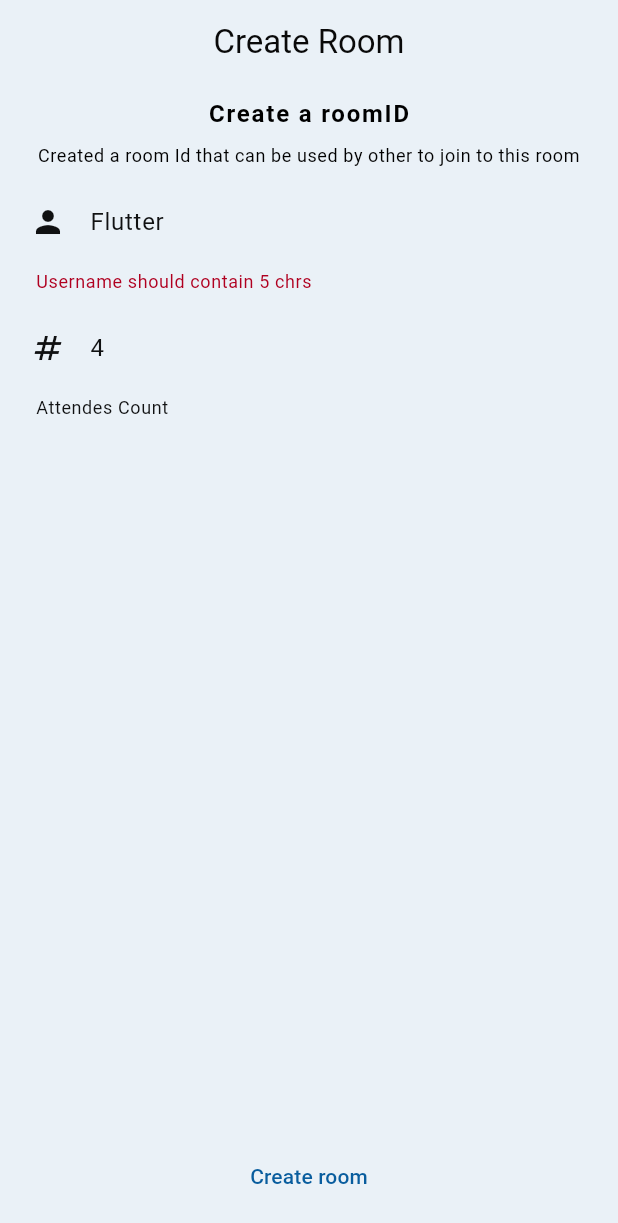
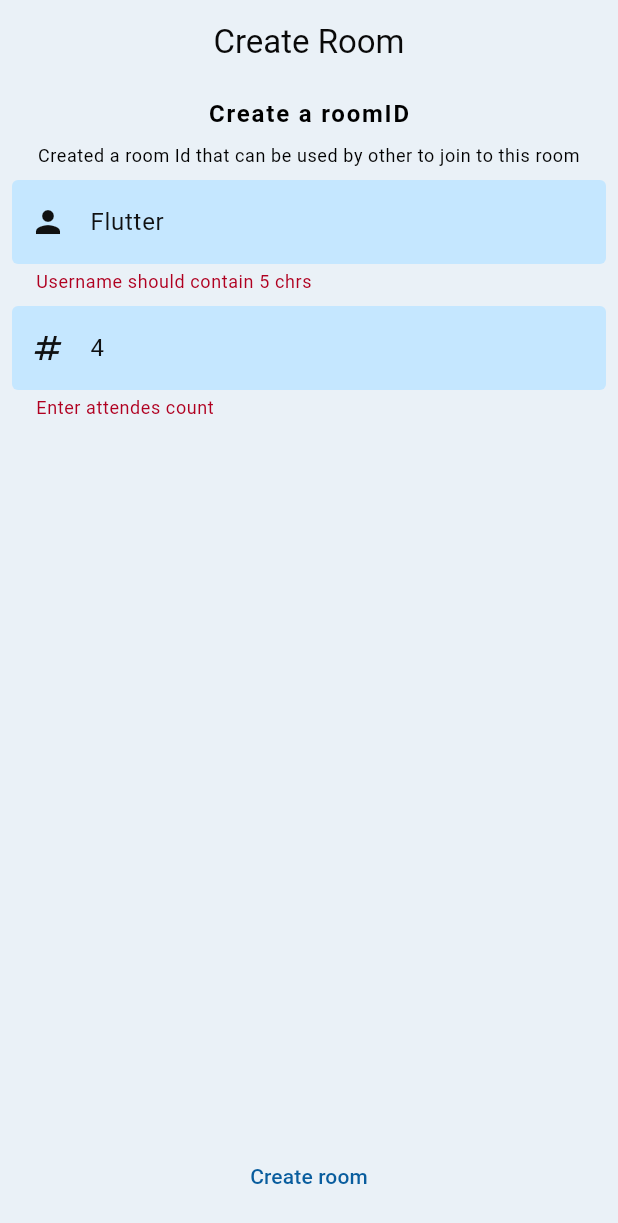
Before and after one commit to tuuhin/realtime-chat-dart, a Flutter app: the CreateRoomRoute screen opened by its route, after a tap on "Create room", on a phone screen of 412 x 824 dp. Shown: the top 1223 px of the screen. Run offline on Flutter 3.47's test engine with Material 2 defaults, Android fonts, the phone set to English and light mode, and no system bars; drawn by our look-alikes of dynamic_color; our stand-ins replace dio, flutter_dotenv, flutter_riverpod, freezed_annotation, go_router, shared_preferences and 1 more; missing offline and left inert: mongo_dart; accounts and stored records are empty; generated files the repository leaves out were written again.

Commit message:
Feature room UI and bug fixes type-o correction The setusername button and dialog helps to set the username Taking this in a widget helps in simple impl and non repetaive code Nothing new in the ui just some fixes here and there Removed unwanted dependencies for statenotifiers Made the notifiers a more readable

```diff
--- /dev/null
+++ b/lib/core/ui/ui.dart
@@ -0,0 +1,2 @@
+export './set_username_button.dart';
+export './set_username_dialog.dart';
--- /dev/null
+++ b/lib/feature_room/context/context.dart
@@ -0,0 +1,4 @@
+export './check_room_state_provider.dart';
+export './create_room_state_provider.dart';
+export './room_context.dart';
+export './room_join_notifer.dart';
--- a/lib/feature_room/data/room_api.dart
+++ b/lib/feature_room/data/room_api.dart
@@ -14,6 +14,7 @@ class RoomApi {
       connectTimeout: const Duration(seconds: 5),
       receiveTimeout: const Duration(seconds: 5),
       responseType: ResponseType.json,
+      contentType: 'application/json',
     ),
   );
 
--- a/lib/feature_room/data/room_repo_impl.dart
+++ b/lib/feature_room/data/room_repo_impl.dart
@@ -1,5 +1,5 @@
+import 'package:shared/shared.dart';
 import 'package:flutter/material.dart';
-import 'package:shared/shared.dart';
 
 import '../repository/room_repo.dart';
 import './room_api.dart';
@@ -10,9 +10,8 @@ class RoomRepoImpl implements RoomRepo {
   RoomRepoImpl(this._api);
 
   @override
-  Stream<Resource<CheckRoomModel?>> checkRoom(String room) async* {
+  Stream<Resource<CheckRoomModel>> checkRoom(String room) async* {
     yield Resource.loading(message: "CHECKING YOUR ROOM");
-    await Future.delayed(const Duration(seconds: 2));
     try {
       CheckRoomDto dto = await _api.checkRoom(room);
       yield Resource.success(data: dto.toModel());
--- a/lib/feature_room/repository/room_repo.dart
+++ b/lib/feature_room/repository/room_repo.dart
@@ -2,6 +2,5 @@ import 'package:shared/shared.dart';
 
 abstract class RoomRepo {
   Stream<Resource<RoomModel>> createRoom(int max);
-
-  Stream<Resource<CheckRoomModel?>> checkRoom(String room);
+  Stream<Resource<CheckRoomModel>> checkRoom(String room);
 }
--- a/lib/feature_room/ui/routes/create_room.dart
+++ b/lib/feature_room/ui/routes/create_room.dart
@@ -1,7 +1,8 @@
 import 'package:flutter/material.dart';
 import 'package:flutter_riverpod/flutter_riverpod.dart';
+import 'package:reatime_chat/core/local_data_repo.dart';
 
-import '../../context/room_context.dart';
+import '../../../core/local_store_context.dart';
 import '../widgets/create_room_dialog.dart';
 
 class CreateRoomRoute extends ConsumerStatefulWidget {
@@ -14,6 +15,7 @@ class CreateRoomRoute extends ConsumerStatefulWidget {
 class _CreateRoomRouteState extends ConsumerState<CreateRoomRoute> {
   late TextEditingController _maxAttendesCount;
   late TextEditingController _usernameField;
+  late LocalDataRepo _repo;
 
   final GlobalKey<FormState> _fromKey = GlobalKey<FormState>();
 
@@ -28,6 +30,7 @@ class _CreateRoomRouteState extends ConsumerState<CreateRoomRoute> {
     super.initState();
     _maxAttendesCount = TextEditingController();
     _usernameField = TextEditingController();
+    _repo = ref.read(localDataProvider);
 
     WidgetsBinding.instance.addPostFrameCallback(_postFrameCallBack);
   }
@@ -39,10 +42,13 @@ class _CreateRoomRouteState extends ConsumerState<CreateRoomRoute> {
     super.dispose();
   }
 
-  void _createRoom() {
+  void _createRoom() async {
     if (!_fromKey.currentState!.validate()) return;
-    ref.read(localDataProvider).setUsername(_usernameField.text);
-    showDialog(
+    if (await _repo.getUsername() != _usernameField.text) {
+      _repo.setUsername(_usernameField.text);
+    }
+    if (!mounted) return;
+    await showDialog(
       context: context,
       builder: (context) =>
           CreateRoomDialog(maxCount: int.parse(_maxAttendesCount.text)),
@@ -79,35 +85,41 @@ class _CreateRoomRouteState extends ConsumerState<CreateRoomRoute> {
                     : null,
                 controller: _usernameField,
                 keyboardType: TextInputType.name,
-                decoration: const InputDecoration(
+                decoration: InputDecoration(
+                  fillColor: Theme.of(context).colorScheme.secondaryContainer,
                   filled: true,
-                  border: OutlineInputBorder(borderSide: BorderSide.none),
+                  border: const OutlineInputBorder(borderSide: BorderSide.none),
                   focusedBorder: OutlineInputBorder(
-                    borderSide: BorderSide(width: 2, color: Colors.deepPurple),
+                    borderSide: BorderSide(
+                      width: 2,
+                      color: Theme.of(context).colorScheme.primaryContainer,
+                    ),
                   ),
                   helperText: "Username used for the chat",
                   hintText: "Flutter",
-                  prefixIcon: Icon(Icons.person),
+                  prefixIcon: const Icon(Icons.person),
                 ),
               ),
               const SizedBox(height: 8),
               TextFormField(
-                validator: (value) => value != null &&
-                        value.isNotEmpty &&
-                        int.tryParse(value) == null
-                    ? "Enter some integer "
-                    : null,
+                validator: (value) => value != null && value.isEmpty
+                    ? "Enter attendes count"
+                    : value != null && int.tryParse(value) == null
+                        ? "Non integer values cannot be an attendes count"
+                        : null,
                 controller: _maxAttendesCount,
                 keyboardType: TextInputType.number,
-                decoration: const InputDecoration(
+                decoration: InputDecoration(
+                  fillColor: Theme.of(context).colorScheme.secondaryContainer,
                   filled: true,
-                  border: OutlineInputBorder(borderSide: BorderSide.none),
+                  border: const OutlineInputBorder(borderSide: BorderSide.none),
                   focusedBorder: OutlineInputBorder(
-                    borderSide: BorderSide(width: 2, color: Colors.deepPurple),
+                    borderSide: BorderSide(
+                        width: 2, color: Theme.of(context).colorScheme.primary),
                   ),
                   helperText: "Attendes Count",
                   hintText: "4",
-                  prefixIcon: Icon(Icons.numbers),
+                  prefixIcon: const Icon(Icons.numbers),
                 ),
               ),
             ],
--- a/lib/feature_room/ui/widgets/widgets.dart
+++ b/lib/feature_room/ui/widgets/widgets.dart
@@ -1,2 +1,5 @@
 export './join_room_dialog.dart';
 export './room_filler.dart';
+export './room_model_viewer.dart';
+export './create_room_dialog.dart';
+export './create_room_viewer.dart';
```
Also changed, not shown: lib/core/ui/set_username_button.dart (added, +16 -0 lines), lib/core/ui/set_username_dialog.dart (added, +78 -0 lines), lib/feature_room/context/check_room_state_provider.dart (+14 -21 lines), lib/feature_room/context/create_room_state_provider.dart (+14 -12 lines), lib/feature_room/context/room_context.dart (+13 -28 lines), lib/feature_room/rooms.dart (+35 -20 lines), lib/feature_room/ui/routes/join_room.dart (+3 -13 lines), lib/feature_room/ui/widgets/create_room_dialog.dart (+34 -18 lines), lib/feature_room/ui/widgets/create_room_viewer.dart (+12 -22 lines), lib/feature_room/ui/widgets/join_room_dialog.dart (+9 -4 lines), lib/feature_room/ui/widgets/room_model_viewer.dart (+25 -4 lines), lib/main.dart (+4 -4 lines).
